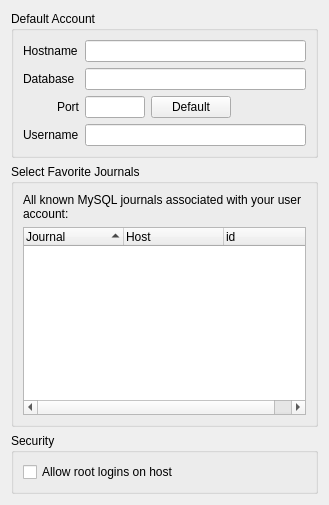
Old version of the form ui/configurationmysql.ui in the repository pwizard2/robojournal.
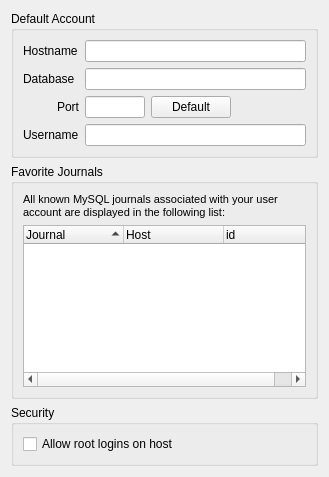
New version of the form.

```diff
--- a/ui/configurationmysql.ui
+++ b/ui/configurationmysql.ui
@@ -7,7 +7,7 @@
     <x>0</x>
     <y>0</y>
     <width>329</width>
-    <height>505</height>
+    <height>468</height>
    </rect>
   </property>
   <property name="windowTitle">
@@ -103,13 +103,17 @@
    <item>
     <widget class="QGroupBox" name="groupBox_3">
      <property name="title">
-      <string>Select Favorite Journals</string>
+      <string>Favorite Journals</string>
      </property>
      <layout class="QVBoxLayout" name="verticalLayout">
       <item>
        <widget class="QLabel" name="label_5">
         <property name="text">
-         <string>All known MySQL journals associated with your user account:</string>
+         <string>&lt;!DOCTYPE HTML PUBLIC &quot;-//W3C//DTD HTML 4.0//EN&quot; &quot;http://www.w3.org/TR/REC-html40/strict.dtd&quot;&gt;
+&lt;html&gt;&lt;head&gt;&lt;meta name=&quot;qrichtext&quot; content=&quot;1&quot; /&gt;&lt;style type=&quot;text/css&quot;&gt;
+p, li { white-space: pre-wrap; }
+&lt;/style&gt;&lt;/head&gt;&lt;body style=&quot; font-family:'MS Shell Dlg 2'; font-size:8.25pt; font-weight:400; font-style:normal;&quot;&gt;
+&lt;p style=&quot; margin-top:0px; margin-bottom:0px; margin-left:0px; margin-right:0px; -qt-block-indent:0; text-indent:0px;&quot;&gt;&lt;span style=&quot; font-size:8pt;&quot;&gt;All known MySQL journals associated with your user account are displayed in the following list:&lt;/span&gt;&lt;/p&gt;&lt;/body&gt;&lt;/html&gt;</string>
         </property>
         <property name="wordWrap">
          <bool>true</bool>
@@ -127,7 +131,7 @@
         <property name="maximumSize">
          <size>
           <width>16777215</width>
-          <height>200</height>
+          <height>175</height>
          </size>
         </property>
         <property name="itemsExpandable">
```
